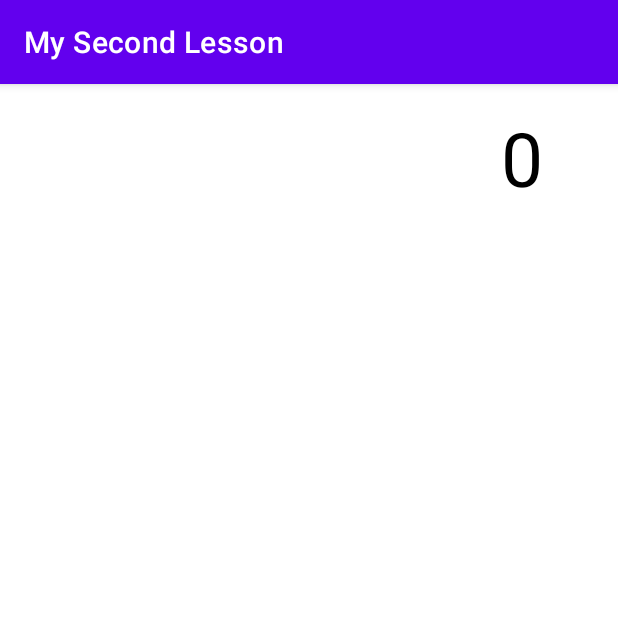
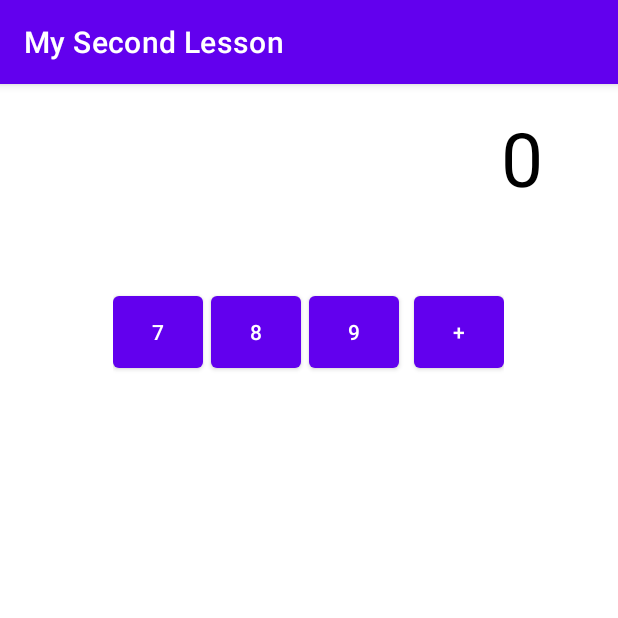
Before and after one commit to Alecfyz/MySecondLesson, an Android app: the screen it shows after launch (MainActivity), on a phone screen of 412 x 824 dp, the top half of it. Run offline under Robolectric (Android 15) with nearby library versions, the phone set to English and light mode, and no system bars.

Commit message:
Урок 2, комит 3. Начал цифры.

```diff
--- a/app/src/main/res/layout/activity_main.xml
+++ b/app/src/main/res/layout/activity_main.xml
@@ -20,5 +20,47 @@ tools:context=".MainActivity">
     android:text="@string/result_text"
     android:textSize="@dimen/text_view_text_size" />
 
+    <GridLayout
+        android:layout_width="wrap_content"
+        android:layout_height="wrap_content"
+        android:layout_gravity="center"
+        android:columnCount="4"
+        android:orientation="horizontal">
+
+
+        <com.google.android.material.button.MaterialButton
+            android:id="@+id/button_7"
+            android:layout_width="@dimen/buttonLayout_width"
+            android:layout_height="@dimen/buttonLayout_height"
+            android:layout_marginEnd="@dimen/button_regular_margin_end"
+            android:tag="7"
+            android:text="@string/button_7"/>
+
+        <com.google.android.material.button.MaterialButton
+            android:id="@+id/button_8"
+            android:layout_width="@dimen/buttonLayout_width"
+            android:layout_height="@dimen/buttonLayout_height"
+            android:layout_marginEnd="@dimen/button_regular_margin_end"
+            android:tag="8"
+            android:text="@string/button_8" />
+
+        <com.google.android.material.button.MaterialButton
+            android:id="@+id/button_9"
+            android:layout_width="@dimen/buttonLayout_width"
+            android:layout_height="@dimen/buttonLayout_height"
+            android:layout_marginEnd="@dimen/button_fringe_margin_end"
+            android:tag="9"
+            android:text="@string/button_9" />
+
+        <com.google.android.material.button.MaterialButton
+            android:id="@+id/plus_button"
+            android:layout_width="@dimen/buttonLayout_width"
+            android:layout_height="@dimen/buttonLayout_height"
+            android:tag="+"
+            android:text="@string/button_add" />
+
+
+
+    </GridLayout>
 
 </LinearLayout>
--- a/app/src/main/res/values/dimens.xml
+++ b/app/src/main/res/values/dimens.xml
@@ -1,6 +1,6 @@
 <?xml version="1.0" encoding="utf-8"?>
 <resources>
-    <dimen name="columnCount">4</dimen>
+    <dimen name="column_count">4</dimen>
     <dimen name="layout_marginEnd">30dp</dimen>
     <dimen name="layout_marginStart">30dp</dimen>
     <dimen name="text_view_text_size">50sp</dimen>
@@ -8,5 +8,9 @@
     <dimen name="layout_margin_top_text_view">15dp</dimen>
     <dimen name="layout_margin_left_text_view">50dp</dimen>
     <dimen name="layout_height">120dp</dimen>
-    <dimen name="calcBut_textsize">24sp</dimen>
+    <dimen name="calc_buttons_textsize">24sp</dimen>
+    <dimen name="buttonLayout_width">60dp</dimen>
+    <dimen name="buttonLayout_height">60dp</dimen>
+    <dimen name="button_regular_margin_end">5dp</dimen>
+    <dimen name="button_fringe_margin_end">10dp</dimen>
 </resources>
--- a/app/src/main/res/values/strings.xml
+++ b/app/src/main/res/values/strings.xml
@@ -1,4 +1,9 @@
 <resources>
     <string name="app_name">My Second Lesson</string>
     <string name="result_text">0</string>
+    <string name="button_7">7</string>
+    <string name="button_8">8</string>
+    <string name="button_9">9</string>
+    <string name="button_add">+</string>
+
 </resources>
```
